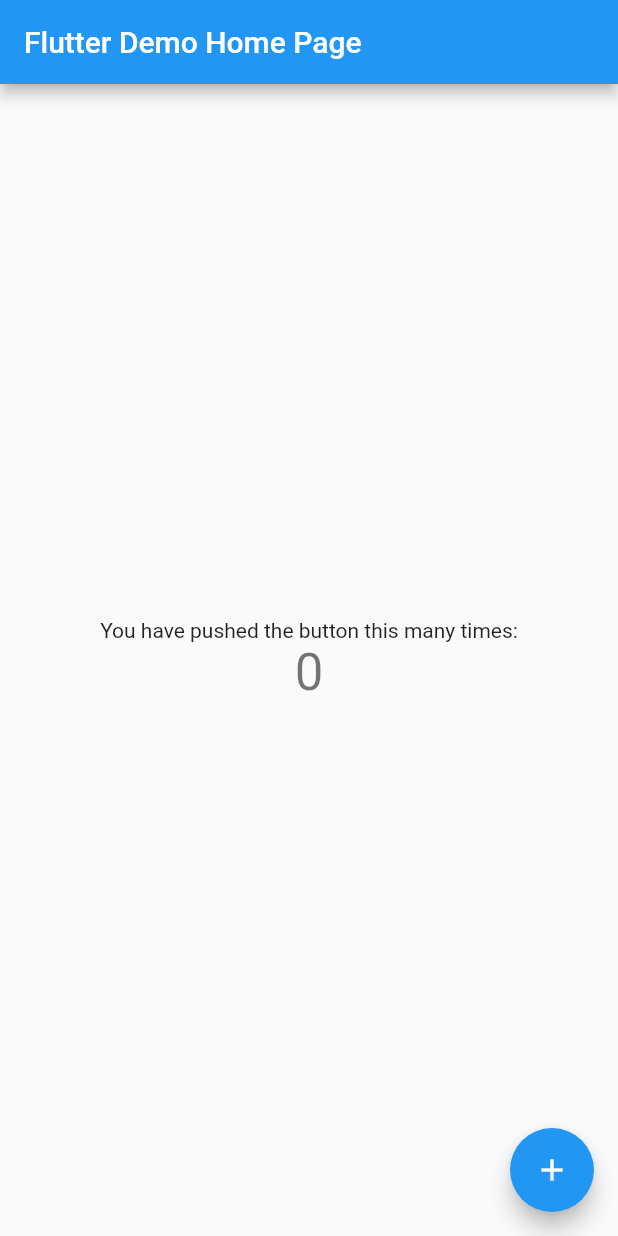
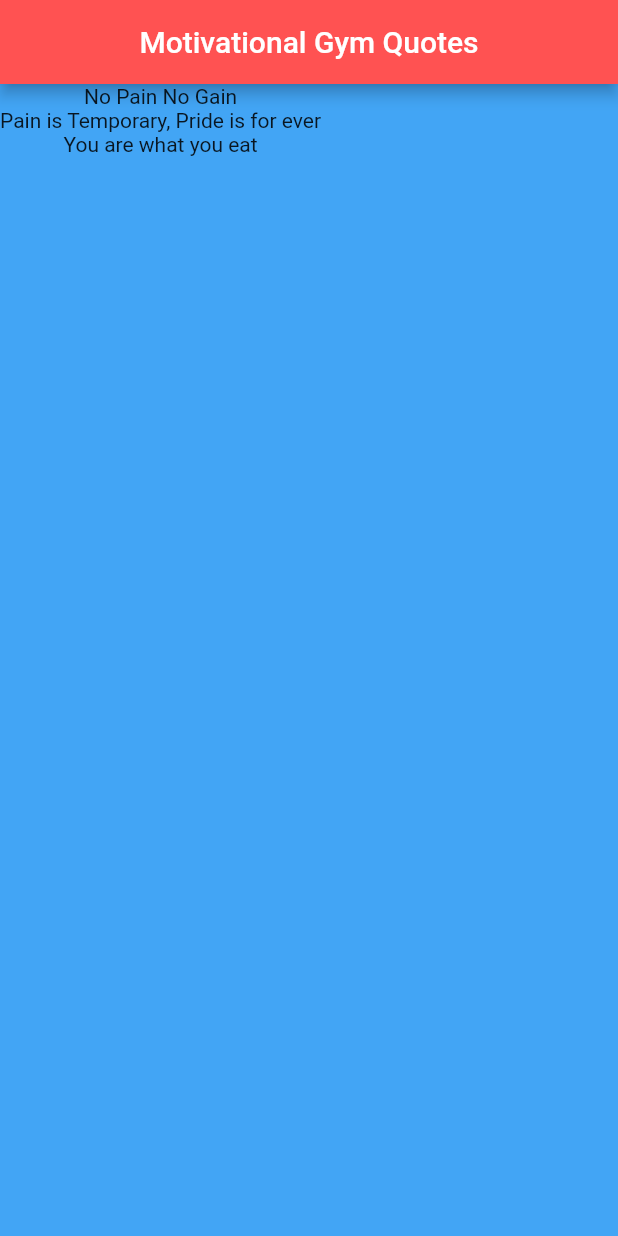
Before and after one commit to appmechanic2/quotes_flutter, a Flutter app: the screen it shows after launch, on a phone screen of 412 x 824 dp. Run offline on Flutter 3.47's test engine with Material 2 defaults, Android fonts, the phone set to English and light mode, and no system bars.

Commit message:
Add quotes in List form

```diff
--- a/lib/main.dart
+++ b/lib/main.dart
@@ -1,111 +1,32 @@
 import 'package:flutter/material.dart';
 
-void main() => runApp(MyApp());
+void main() => runApp(MaterialApp(
+  home: QuoteList(),
+));
 
-class MyApp extends StatelessWidget {
-  // This widget is the root of your application.
+class QuoteList extends StatefulWidget {
+  @override
+  _QuoteListState createState() => _QuoteListState();
+}
+
+class _QuoteListState extends State<QuoteList> {
+  List<String> quotes = [
+    'No Pain No Gain',
+    'Pain is Temporary, Pride is for ever',
+    'You are what you eat'
+  ];
   @override
   Widget build(BuildContext context) {
-    return MaterialApp(
-      title: 'Flutter Demo',
-      theme: ThemeData(
-        // This is the theme of your application.
-        //
-        // Try running your application with "flutter run". You'll see the
-        // application has a blue toolbar. Then, without quitting the app, try
-        // changing the primarySwatch below to Colors.green and then invoke
-        // "hot reload" (press "r" in the console where you ran "flutter run",
-        // or simply save your changes to "hot reload" in a Flutter IDE).
-        // Notice that the counter didn't reset back to zero; the application
-        // is not restarted.
-        primarySwatch: Colors.blue,
+    return Scaffold(
+      backgroundColor: Colors.blue[400],
+      appBar: AppBar(
+        title: Text('Motivational Gym Quotes'),
+        centerTitle: true,
+        backgroundColor: Colors.redAccent,
       ),
-      home: MyHomePage(title: 'Flutter Demo Home Page'),
+      body: Column(
+        children: quotes.map((quote) => Text(quote)).toList(),
+      )
     );
   }
 }
-
-class MyHomePage extends StatefulWidget {
-  MyHomePage({Key key, this.title}) : super(key: key);
-
-  // This widget is the home page of your application. It is stateful, meaning
-  // that it has a State object (defined below) that contains fields that affect
-  // how it looks.
-
-  // This class is the configuration for the state. It holds the values (in this
-  // case the title) provided by the parent (in this case the App widget) and
-  // used by the build method of the State. Fields in a Widget subclass are
-  // always marked "final".
-
-  final String title;
-
-  @override
-  _MyHomePageState createState() => _MyHomePageState();
-}
-
-class _MyHomePageState extends State<MyHomePage> {
-  int _counter = 0;
-
-  void _incrementCounter() {
-    setState(() {
-      // This call to setState tells the Flutter framework that something has
-      // changed in this State, which causes it to rerun the build method below
-      // so that the display can reflect the updated values. If we changed
-      // _counter without calling setState(), then the build method would not be
-      // called again, and so nothing would appear to happen.
-      _counter++;
-    });
-  }
-
-  @override
-  Widget build(BuildContext context) {
-    // This method is rerun every time setState is called, for instance as done
-    // by the _incrementCounter method above.
-    //
-    // The Flutter framework has been optimized to make rerunning build methods
-    // fast, so that you can just rebuild anything that needs updating rather
-    // than having to individually change instances of widgets.
-    return Scaffold(
-      appBar: AppBar(
-        // Here we take the value from the MyHomePage object that was created by
-        // the App.build method, and use it to set our appbar title.
-        title: Text(widget.title),
-      ),
-      body: Center(
-        // Center is a layout widget. It takes a single child and positions it
-        // in the middle of the parent.
-        child: Column(
-          // Column is also a layout widget. It takes a list of children and
-          // arranges them vertically. By default, it sizes itself to fit its
-          // children horizontally, and tries to be as tall as its parent.
-          //
-          // Invoke "debug painting" (press "p" in the console, choose the
-          // "Toggle Debug Paint" action from the Flutter Inspector in Android
-          // Studio, or the "Toggle Debug Paint" command in Visual Studio Code)
-          // to see the wireframe for each widget.
-          //
-          // Column has various properties to control how it sizes itself and
-          // how it positions its children. Here we use mainAxisAlignment to
-          // center the children vertically; the main axis here is the vertical
-          // axis because Columns are vertical (the cross axis would be
-          // horizontal).
-          mainAxisAlignment: MainAxisAlignment.center,
-          children: <Widget>[
-            Text(
-              'You have pushed the button this many times:',
-            ),
-            Text(
-              '$_counter',
-              style: Theme.of(context).textTheme.display1,
-            ),
-          ],
-        ),
-      ),
-      floatingActionButton: FloatingActionButton(
-        onPressed: _incrementCounter,
-        tooltip: 'Increment',
-        child: Icon(Icons.add),
-      ), // This trailing comma makes auto-formatting nicer for build methods.
-    );
-  }
-}
```
